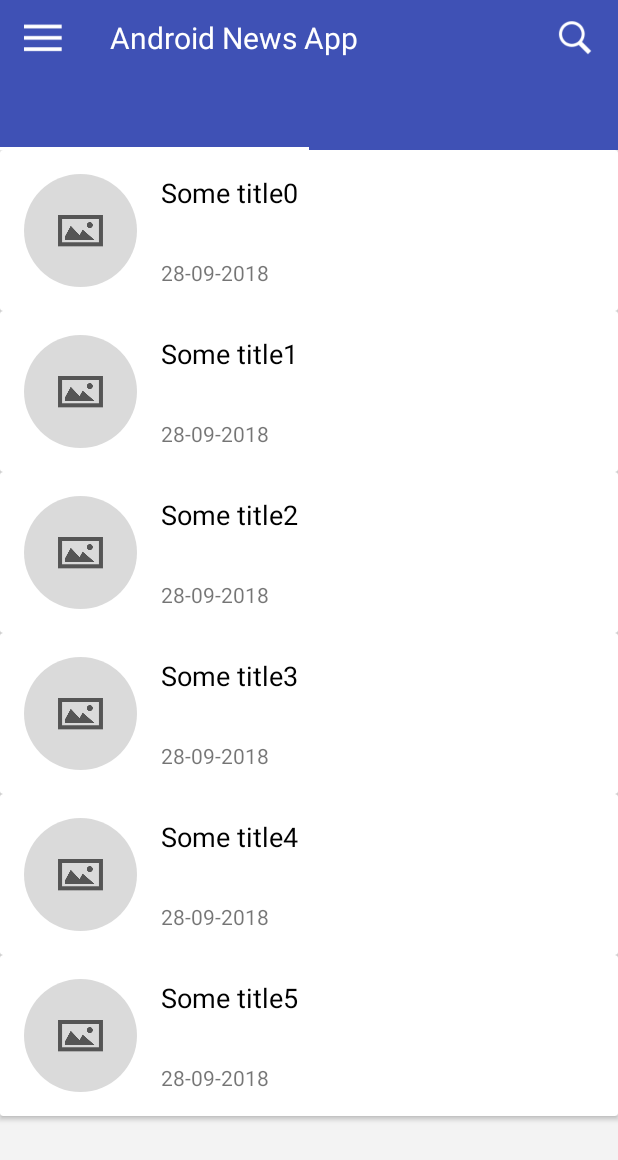
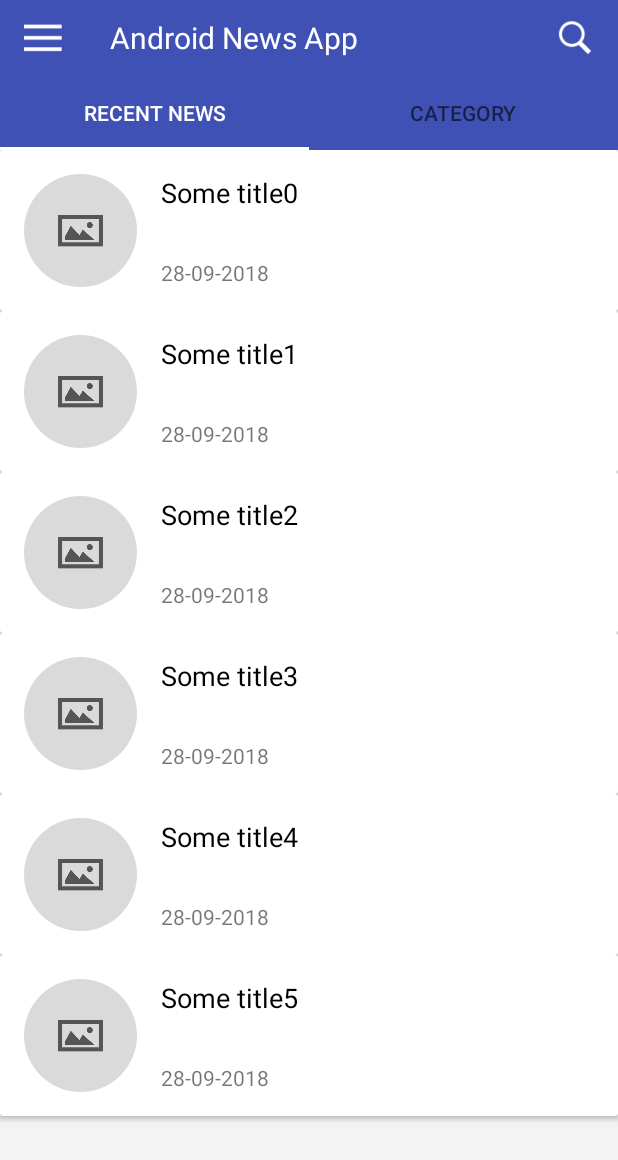
Before and after one commit to AssetBekbossynov/AndroidAdvanced, an Android app: the screen it shows after launch (MainActivity), on a phone screen of 412 x 824 dp. Shown: the top 1160 px of the screen. Run offline under Robolectric (Android 15) with nearby library versions, the phone set to English and light mode, and no system bars; our stand-ins replace CircleImageView.

Commit message:
lab3 final

```diff
--- a/Lab3/app/src/main/java/com/example/asset/lab3/MainActivity.kt
+++ b/Lab3/app/src/main/java/com/example/asset/lab3/MainActivity.kt
@@ -3,10 +3,12 @@ package com.example.asset.lab3
 import android.support.v7.app.AppCompatActivity
 import android.os.Bundle
 import android.app.Fragment
+import android.support.design.widget.TabLayout
 import android.support.v4.app.FragmentPagerAdapter
 import android.support.v4.view.PagerAdapter
 import android.support.v4.view.ViewPager
 import android.support.v7.widget.LinearLayoutManager
+import android.util.Log
 import kotlinx.android.synthetic.main.activity_main.*
 
 class MainActivity : AppCompatActivity() {
@@ -15,21 +17,21 @@ class MainActivity : AppCompatActivity() {
 
     private lateinit var adapterViewPager: FragmentPagerAdapter
 
-//    private var actors: ArrayList<Actor> = ArrayList()
-
     override fun onCreate(savedInstanceState: Bundle?) {
         super.onCreate(savedInstanceState)
         setContentView(R.layout.activity_main)
+
+
+        adapterViewPager = PagerAdapter(supportFragmentManager)
+
+        vPager.adapter = adapterViewPager
+        tabLayout.setupWithViewPager(vPager)
 
         tabLayout.getTabAt(0)!!.text = "RECENT NEWS"
         tabLayout.getTabAt(1)!!.text = "CATEGORY"
 
         linearLayoutManager = LinearLayoutManager(this)
 
-        adapterViewPager = PagerAdapter(supportFragmentManager)
-
-        vPager.adapter = adapterViewPager
-        tabLayout.setupWithViewPager(vPager)
 
         vPager.addOnPageChangeListener(object: ViewPager.OnPageChangeListener{
             override fun onPageScrollStateChanged(state: Int) {
@@ -44,23 +46,5 @@ class MainActivity : AppCompatActivity() {
                 tabLayout.getTabAt(position)!!.select()
             }
         })
-
-//        rv.layoutManager = linearLayoutManager
-//        if (savedInstanceState != null){
-////            Log.d("TAG", "list " + savedInstanceState.getSerializable("key"))
-//            actors = savedInstanceState.getSerializable("key") as ArrayList<Actor>
-//        }else{
-//            addingActors()
-//        }
-//        val adapter = ListAdapter(actors, this)
-//        rv.adapter = adapter
-//
-//        fab.setOnClickListener({
-//            Log.d("TAG", "fab clicked")
-//            val actor = Actor("Elijah Wood ${actors.size}", "The Lord of the Ring")
-//            actors.add(actor)
-//            Log.d("TAG", "actors " + actors)
-//            adapter.notifyItemInserted(actors.size)
-//        })
     }
 }
--- a/Lab3/app/src/main/java/com/example/asset/lab3/PagerAdapter.kt
+++ b/Lab3/app/src/main/java/com/example/asset/lab3/PagerAdapter.kt
@@ -11,7 +11,7 @@ class PagerAdapter(fm: FragmentManager?) : FragmentPagerAdapter(fm) {
     override fun getItem(position: Int): Fragment? {
         when (position) {
             0 -> return NewsFragment.Companion.newInstance()
-            1 -> return CategoryFragment.Companion.newInstance()
+            1 -> return CategoryFragment.newInstance()
             else -> return null
         }
     }
--- /dev/null
+++ b/Lab3/app/src/main/res/drawable/tab_style.xml
@@ -0,0 +1,4 @@
+<?xml version="1.0" encoding="utf-8"?>
+<selector xmlns:android="http://schemas.android.com/apk/res/android">
+
+</selector>
--- a/Lab3/app/src/main/res/layout/activity_main.xml
+++ b/Lab3/app/src/main/res/layout/activity_main.xml
@@ -59,20 +59,11 @@
         android:layout_width="match_parent"
         android:layout_height="50dp"
         android:background="@color/colorPrimary"
+        app:tabSelectedTextColor="#fff"
         app:layout_constraintEnd_toEndOf="parent"
         app:layout_constraintStart_toStartOf="parent"
-        app:layout_constraintTop_toBottomOf="@+id/toolbar"
-        app:tabSelectedTextColor="#fff">
+        app:layout_constraintTop_toBottomOf="@+id/toolbar">
 
-        <android.support.design.widget.TabItem
-            android:layout_width="100dp"
-            android:layout_height="match_parent"
-            android:text="Recent News" />
-
-        <android.support.design.widget.TabItem
-            android:layout_width="100dp"
-            android:layout_height="match_parent"
-            android:text="Category" />
     </android.support.design.widget.TabLayout>
 
     <android.support.v4.view.ViewPager
```
Also changed, not shown: Lab3/app/src/main/java/com/example/asset/lab3/DescriptionActivity.kt (+7 -1 lines), Lab3/app/src/main/res/layout/activity_description.xml (+10 -9 lines).
